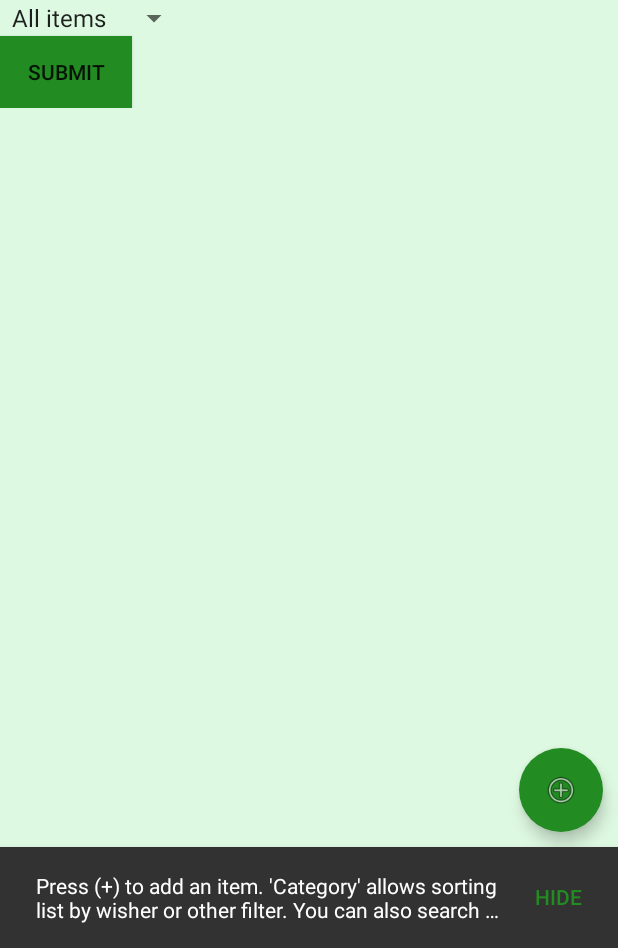
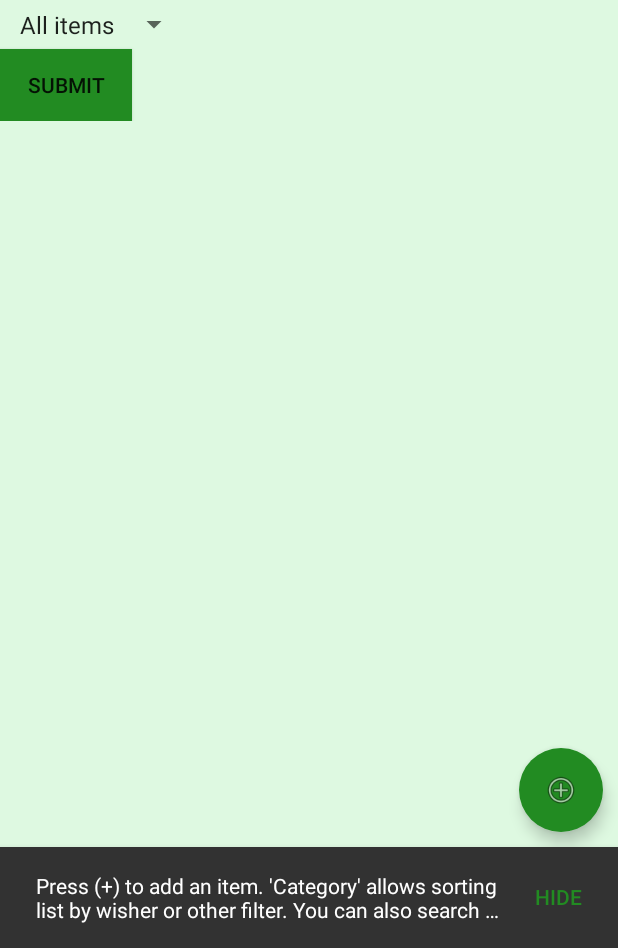
Before and after one commit to neerjathakkar/AITMobileFinalProject, an Android app: the screen it shows after launch (MainActivity), in the side drawer, after a tap on "Help", on a phone screen of 412 x 824 dp, the part 288-1236 px from its top. Run offline under Robolectric (Android 15) with nearby library versions, the phone set to English and light mode, and no system bars; libraries missing offline, so code that uses them is left out: io.realm; plain views replace KenBurnsView; 6 statements that could not run were skipped.

Commit message:
a few small tweaks

```diff
--- a/ChristmasApp/app/src/main/java/hu/ait/android/christmasapp/MainActivity.java
+++ b/ChristmasApp/app/src/main/java/hu/ait/android/christmasapp/MainActivity.java
@@ -214,11 +214,11 @@ public class MainActivity extends AppCompatActivity {
                 if (requestCode == REQUEST_NEW_ITEM) {
                     itemsAdapter.addItem(item);
                     setUpSpinner();
-                    showSnackBarMessage("item added");
+                    showSnackBarMessage("Item added!");
                 }
                 break;
             case RESULT_CANCELED:
-                showSnackBarMessage("cancelled");
+                showSnackBarMessage("Cancelled");
                 break;
         }
     }
--- a/ChristmasApp/app/src/main/res/layout/activity_main.xml
+++ b/ChristmasApp/app/src/main/res/layout/activity_main.xml
@@ -66,7 +66,8 @@
             <Spinner
                 android:id="@+id/spinnerItemCategory"
                 android:layout_width="wrap_content"
-                android:layout_height="wrap_content" />
+                android:layout_height="wrap_content"
+                android:padding="5dp"/>
 
             <Button
                 android:id="@+id/btnSubmit"
--- a/ChristmasApp/app/src/main/res/values/strings.xml
+++ b/ChristmasApp/app/src/main/res/values/strings.xml
@@ -8,7 +8,7 @@
     <string name="item_name">Item name</string>
     <string name="description">Description</string>
     <string name="item_price">Item Price</string>
-    <string name="item_category">Item Category</string>
+    <string name="item_category">Item Category or Wisher</string>
     <string name="choose_department">Choose Department:</string>
     <string name="search_amazon">Search Amazon</string>
     <string name="save">Save</string>
```
